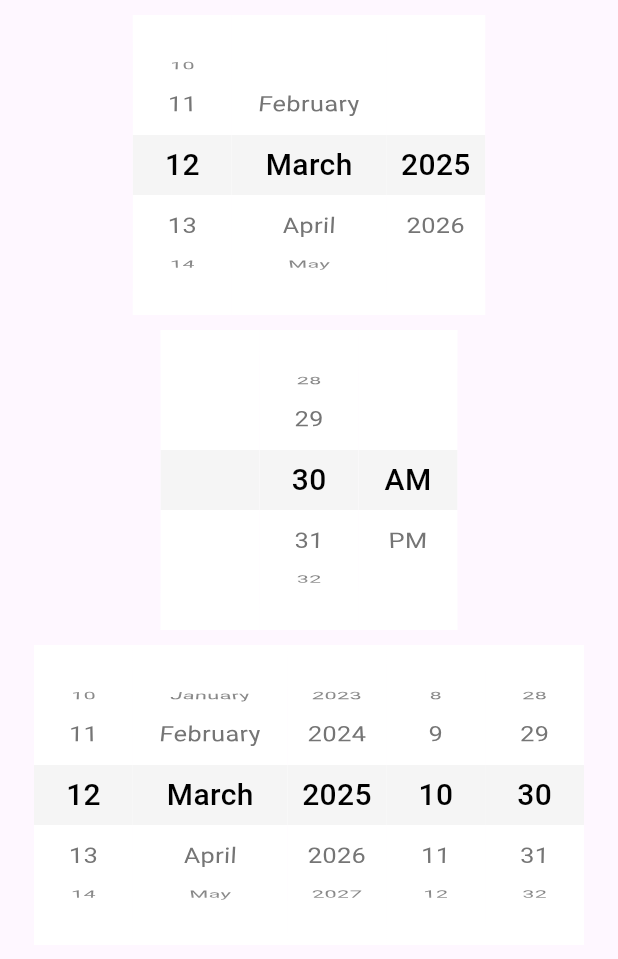
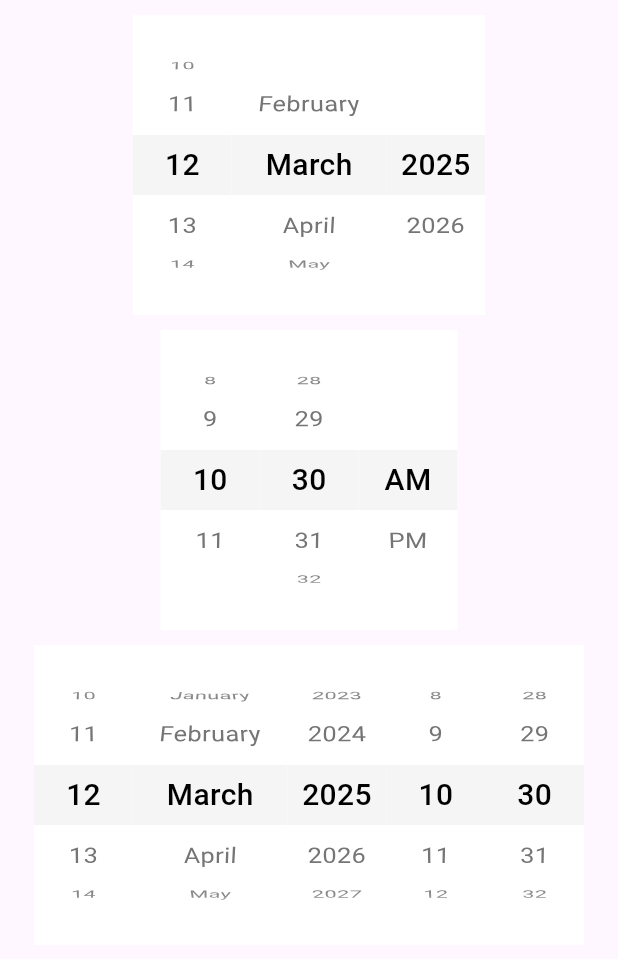
Before and after one commit to inesachour/awesome_datetime_picker, a Flutter app: the screen it shows after launch, on a phone screen of 412 x 824 dp, the part 84-1043 px from its top. Run offline on Flutter 3.47's test engine with Material 3 defaults, Android fonts, the phone set to English and light mode, and no system bars.

Commit message:
fix am not showing

```diff
--- a/lib/src/widgets/custom/awesome pickers/awesome_hour_picker_widget.dart
+++ b/lib/src/widgets/custom/awesome pickers/awesome_hour_picker_widget.dart
@@ -49,30 +49,36 @@ class _AwesomeHourPickerState extends State<AwesomeHourPicker> {
   void initState() {
     super.initState();
     hours = widget.selectedAmPm != null
-        ? List.generate(12, (index) => (index + 1).toString())
+        ? List.generate(12, (index) => (index == 0 ? 12 : index).toString())
         : List.generate(24, (index) => (index).toString());
   }
 
   @override
   Widget build(BuildContext context) {
+    int initialIndex = hours.indexOf(widget.selectedAmPm != null
+        ? AwesomeTimeUtils.convertTo12HourFormat(widget.selectedTime.hour)
+            .toString()
+        : widget.selectedTime.hour.toString());
+
     int maxIndex = widget.selectedAmPm != null
         ? AwesomeTimeUtils.getAmPm(widget.maxTime.hour) != widget.selectedAmPm
             ? 11
-            : AwesomeTimeUtils.convertTo12HourFormat(widget.maxTime.hour)
+            : hours.indexOf(
+                AwesomeTimeUtils.convertTo12HourFormat(widget.maxTime.hour)
+                    .toString())
         : widget.maxTime.hour;
 
     int minIndex = widget.selectedAmPm != null
         ? AwesomeTimeUtils.getAmPm(widget.minTime.hour) != widget.selectedAmPm
             ? 0
-            : AwesomeTimeUtils.convertTo12HourFormat(widget.minTime.hour)
+            : hours.indexOf(
+                AwesomeTimeUtils.convertTo12HourFormat(widget.minTime.hour)
+                    .toString())
         : widget.minTime.hour;
 
     return CustomItemPicker(
       items: hours,
-      initialIndex: hours.indexOf(widget.selectedAmPm != null
-          ? AwesomeTimeUtils.convertTo12HourFormat(widget.selectedTime.hour)
-              .toString()
-          : widget.selectedTime.hour.toString()),
+      initialIndex: initialIndex,
       maxIndex: maxIndex,
       minIndex: minIndex,
       onSelectedItemChanged: widget.onSelectedHourChanged,
--- a/lib/src/widgets/pickers/awesome_time_picker.dart
+++ b/lib/src/widgets/pickers/awesome_time_picker.dart
@@ -125,7 +125,7 @@ class _AwesomeTimePickerState extends State<AwesomeTimePicker> {
             onSelectedHourChanged: (index) {
               selectedTime = AwesomeTime(
                   hour: AwesomeTimeUtils.convertTo24HourFormat(
-                      index + 1, selectedAmPm),
+                      index == 0 ? 12 : index, selectedAmPm),
                   minute: selectedTime.minute);
 
               DateTime nativeSelectedTime =
@@ -224,6 +224,8 @@ class _AwesomeTimePickerState extends State<AwesomeTimePicker> {
               selectedTime.hour =
                   AwesomeTimeUtils.toggleAmPm(selectedTime.hour);
               setState(() {});
+
+              widget.onChanged?.call(selectedTime);
             },
           );
         } else {
```
